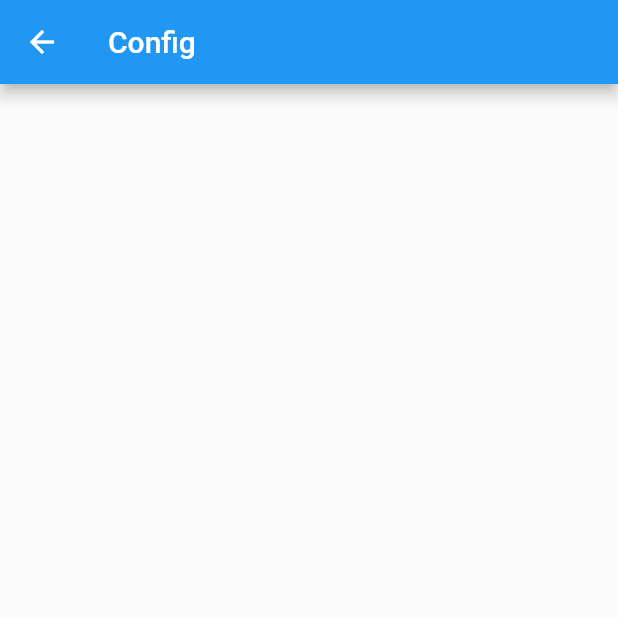
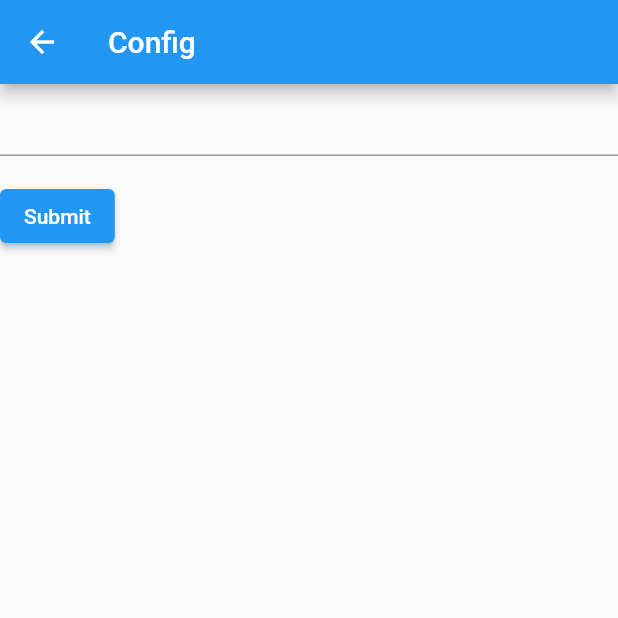
Before and after one commit to codetojoy/waro_flutter, a Flutter app: the screen it shows after launch, after a tap on the "list" icon, on a phone screen of 412 x 824 dp, the top half of it. Run offline on Flutter 3.47's test engine with Material 2 defaults, Android fonts, the phone set to English and light mode, and no system bars.

Commit message:
setting stage for config page

```diff
--- a/lib/config.dart
+++ b/lib/config.dart
@@ -2,13 +2,11 @@ import './player.dart';
 import './strategy.dart';
 
 class Config {
-  final int _numCards = 20;
-  int _numPlayers;
-  int _numCardsInHand;
-  final List<Player> _players = [];
+  int numCards = 20;
+  List<Player> _players = [];
 
   Config() {
-    var maxCard = _numCards;
+    var maxCard = numCards;
     var nextCard = new Strategies().buildStrategy('next');
     var p1 = new Player('You', nextCard, true, maxCard);
     var p2 = new Player('Mozart', nextCard, false, maxCard);
@@ -16,12 +14,11 @@ class Config {
     _players.add(p1);
     _players.add(p2);
     _players.add(p3);
-    _numPlayers = _players.length;
-    _numCardsInHand = (_numCards / (_numPlayers + 1)).floor();
   }
 
-  get numCards => _numCards;
-  get numPlayers => _numPlayers;
-  get numCardsInHand => _numCardsInHand;
+  static Config instance = new Config();
+
+  get numPlayers => _players.length;
+  get numCardsInHand => (numCards / (_players.length + 1)).floor();
   get players => _players;
 }
--- /dev/null
+++ b/lib/config_form.dart
@@ -0,0 +1,54 @@
+import 'package:flutter/material.dart';
+
+import './config.dart';
+
+class ConfigForm extends StatefulWidget {
+  Config _config;
+
+  ConfigForm(this._config);
+
+  @override
+  ConfigFormState createState() {
+    return ConfigFormState(_config);
+  }
+}
+
+class ConfigFormState extends State<ConfigForm> {
+  final _formKey = GlobalKey<FormState>();
+
+  Config _config;
+
+  ConfigFormState(this._config);
+
+  @override
+  Widget build(BuildContext context) {
+    return Form(
+      key: _formKey,
+      child: Column(
+        crossAxisAlignment: CrossAxisAlignment.start,
+        children: <Widget>[
+          TextFormField(
+            validator: (value) {
+              if (value == null || value.isEmpty) {
+                return 'Please enter some text';
+              }
+              return null;
+            },
+          ),
+          Padding(
+            padding: const EdgeInsets.symmetric(vertical: 16.0),
+            child: ElevatedButton(
+              onPressed: () {
+                if ( _formKey.currentState.validate()) {
+                  ScaffoldMessenger.of(context)
+                      .showSnackBar(SnackBar(content: Text('Processing Data')));
+                }
+              },
+              child: Text('Submit'),
+            ),
+          ),
+        ],
+      ),
+    );
+  }
+}
--- a/lib/dealer.dart
+++ b/lib/dealer.dart
@@ -9,7 +9,7 @@ import './player.dart';
 import './table.dart';
 
 class Dealer {
-  final _config = new Config();
+  final _config = Config.instance;
 
   Auditor buildAuditor() {
     final numCards = _config.numCards;
--- a/lib/main.dart
+++ b/lib/main.dart
@@ -1,6 +1,8 @@
 import 'package:flutter/material.dart';
 
 import './card.dart' as waro_c;
+import './config.dart';
+import './config_form.dart';
 import './game.dart';
 import './logger.dart';
 import './tableau.dart';
@@ -74,7 +76,7 @@ class _MyHomePageState extends State<MyHomePage> {
             appBar: AppBar(
               title: Text('Config'),
             ),
-            body: ListView(children: <Widget>[]),
+            body: ConfigForm(Config.instance),
           );
         }, // ...to here.
       ),
```
